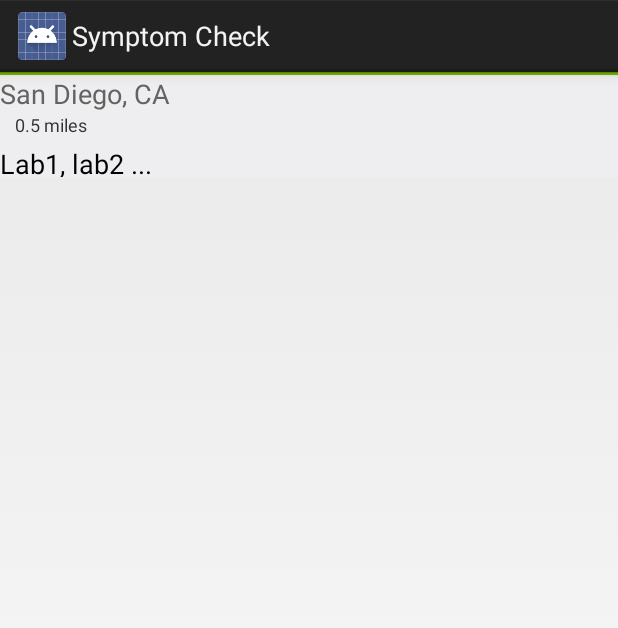
After one commit to jasonlenliven/symptomChecker, an Android app: the layout diagnosis_child_row.xml on its own in the app's theme, with its tools: preview values and no code run, on a phone screen of 412 x 824 dp. The commit adds this screen. Shown: the top 628 px of the screen. Run offline under Robolectric (Android 15) with nearby library versions, the phone set to English and light mode, and no system bars.

Commit message:
ui touchup

```diff
--- a/app/src/main/java/com/doit/can/you/symptomcheck/DiagnosesAdapter.java
+++ b/app/src/main/java/com/doit/can/you/symptomcheck/DiagnosesAdapter.java
@@ -58,7 +58,11 @@ public class DiagnosesAdapter extends ArrayAdapter<Diagnosis> {
             if (sym != "") {
                 sym += ", ";
             }
-            sym += s;
+            String val = MainActivity.SYMPTOMS_REV.get(s);
+            if (val == null || val == "") {
+                val = s;
+            }
+            sym += val;
         }
         tvDistance.setText(sym);
 
--- a/app/src/main/java/com/doit/can/you/symptomcheck/MainActivity.java
+++ b/app/src/main/java/com/doit/can/you/symptomcheck/MainActivity.java
@@ -44,6 +44,7 @@ import java.io.Console;
 import java.util.ArrayList;
 import java.util.HashMap;
 import java.util.List;
+import java.util.Map;
 
 import retrofit.RestAdapter;
 
@@ -57,6 +58,9 @@ public class MainActivity extends Activity {
     private static SymptomsCheckerWebServiceAPI requestClient;
     DataClient mDataClient;
     private static String[] mSymptoms;
+
+    public static HashMap<String, String> SYMPTOMS = new HashMap<String, String>();
+    public static HashMap<String, String> SYMPTOMS_REV = new HashMap<String, String>();
 
 
     @Override
@@ -142,6 +146,8 @@ public class MainActivity extends Activity {
 
         for(int i = 0; i< symptoms.size(); i++) {
             mSymptoms[i] = symptoms.get(i).name;
+            SYMPTOMS.put(symptoms.get(i).name, symptoms.get(i).symptom);
+            SYMPTOMS_REV.put(symptoms.get(i).symptom, symptoms.get(i).name);
         }
 
         loadTextView();
@@ -176,7 +182,11 @@ public class MainActivity extends Activity {
 
         ArrayList<String> symptoms = new ArrayList();
         for(AutoCompleteTextView ev: symptomsText) {
-            symptoms.add(ev.getText().toString());
+            String value =ev.getText().toString();
+            if (SYMPTOMS.containsKey(value)) {
+                value = SYMPTOMS.get(value);
+            }
+            symptoms.add(value);
         }
 
         SearchCriteria sc = new SearchCriteria();
--- a/app/src/main/res/layout/activity_main.xml
+++ b/app/src/main/res/layout/activity_main.xml
@@ -23,7 +23,7 @@
             android:textAppearance="?android:attr/textAppearanceMedium"
             android:text="Age"
             android:id="@+id/textView2"
-            android:layout_below="@+id/textView"
+            android:layout_below="@+id/tvLabs"
             android:layout_alignParentLeft="true"
             android:layout_alignParentStart="true"
             android:layout_marginTop="5dp" />
@@ -104,35 +104,7 @@
                 android:layout_height="wrap_content"
                 android:id="@+id/symptomLayout">
 
-                <!--<EditText-->
-                    <!--android:layout_width="fill_parent"-->
-                    <!--android:layout_height="wrap_content"-->
-                    <!--android:id="@+id/editText1"-->
-                    <!--android:hint="symptom" />-->
 
-                <!--<EditText-->
-                    <!--android:layout_width="fill_parent"-->
-                    <!--android:layout_height="wrap_content"-->
-                    <!--android:id="@+id/editText2"-->
-                    <!--android:hint="symptom" />-->
-
-                <!--<EditText-->
-                    <!--android:layout_width="fill_parent"-->
-                    <!--android:layout_height="wrap_content"-->
-                    <!--android:id="@+id/editText3"-->
-                    <!--android:hint="symptom" />-->
-
-                <!--<EditText-->
-                    <!--android:layout_width="fill_parent"-->
-                    <!--android:layout_height="wrap_content"-->
-                    <!--android:id="@+id/editText4"-->
-                    <!--android:hint="symptom" />-->
-
-                <!--<EditText-->
-                    <!--android:layout_width="fill_parent"-->
-                    <!--android:layout_height="wrap_content"-->
-                    <!--android:id="@+id/editText5"-->
-                    <!--android:hint="symptom" />-->
             </LinearLayout>
         </ScrollView>
 
--- /dev/null
+++ b/app/src/main/res/layout/diagnosis_child_row.xml
@@ -0,0 +1,59 @@
+<?xml version="1.0" encoding="utf-8"?>
+
+<RelativeLayout xmlns:android="http://schemas.android.com/apk/res/android"
+    android:layout_width="fill_parent"
+    android:layout_height="70dp"
+    android:orientation="horizontal"
+    android:background="@drawable/row_background">
+
+    <LinearLayout
+        android:orientation="horizontal"
+        android:layout_width="match_parent"
+        android:layout_height="match_parent">
+
+        <LinearLayout
+            android:orientation="vertical"
+            android:layout_width="fill_parent"
+            android:layout_height="fill_parent"
+            android:background="#73b800"
+            android:paddingTop="2dp">
+
+
+            <TextView
+                android:layout_width="match_parent"
+                android:layout_height="wrap_content"
+                android:text="San Diego, CA"
+                android:id="@+id/tvDiagnosisName"
+                android:fontFamily="FS-Humana-Light.ttf"
+                android:gravity="left"
+                android:layout_gravity="center_vertical"
+                android:textSize="18sp"
+                android:singleLine="true"
+                android:textColor="#636462"
+                android:background="#eeedef" />
+
+            <TextView
+                android:layout_width="match_parent"
+                android:layout_height="wrap_content"
+                android:text="0.5 miles"
+                android:id="@+id/tvSymptoms"
+                android:fontFamily="FS-Humana-Light-Italic.ttf"
+                android:textSize="12sp"
+                android:layout_gravity="center_vertical|left"
+                android:singleLine="true"
+                android:background="#eeedef"
+                android:paddingLeft="10dp" />
+
+            <TextView
+                android:layout_width="fill_parent"
+                android:layout_height="wrap_content"
+                android:textAppearance="?android:attr/textAppearanceMedium"
+                android:text="Lab1, lab2 ..."
+                android:id="@+id/tvLabs"
+                android:background="#eeedef"
+                android:paddingTop="5dp" />
+
+        </LinearLayout>
+    </LinearLayout>
+
+</RelativeLayout>
```
Also changed, not shown: 1 other file.
